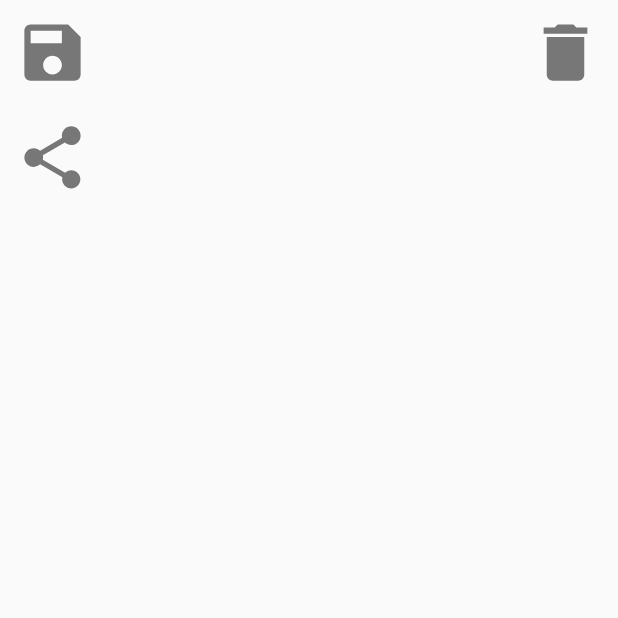
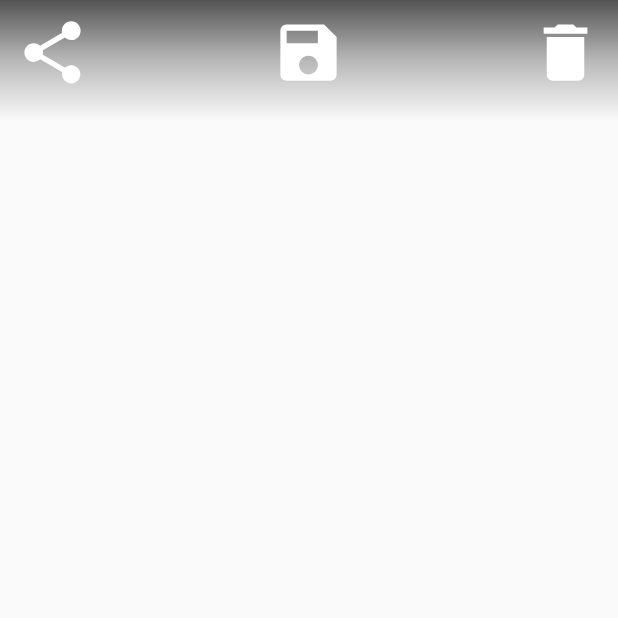
Before and after one commit to Dummm/BARA, an Android app: the ImageViewer screen opened directly, with no data from a screen before it, on a phone screen of 412 x 824 dp, the top half of it. Run offline under Robolectric (Android 15) with nearby library versions, the phone set to English and light mode, and no system bars; 1 statement that could not run was skipped.

Commit message:
Small UI changes

```diff
--- a/app/src/main/java/com/bara/bara/ImageViewer.java
+++ b/app/src/main/java/com/bara/bara/ImageViewer.java
@@ -1,9 +1,11 @@
 package com.bara.bara;
 
+import android.app.ActionBar;
 import android.content.Intent;
 import android.net.Uri;
 import android.os.Build;
 import android.os.Bundle;
+import android.view.View;
 import android.widget.ImageButton;
 import android.widget.ImageView;
 
@@ -16,6 +18,11 @@ public class ImageViewer extends AppCompatActivity {
     @Override
     protected void onCreate(Bundle savedInstanceState) {
         super.onCreate(savedInstanceState);
+
+        View decorView = getWindow().getDecorView();
+        // Hide the status bar.
+        int uiOptions = View.SYSTEM_UI_FLAG_FULLSCREEN;
+        decorView.setSystemUiVisibility(uiOptions);
 
         Intent intent = getIntent();
         String fileName = intent.getStringExtra("filepath");
--- /dev/null
+++ b/app/src/main/res/drawable/circular_shadow.xml
@@ -0,0 +1,13 @@
+<?xml version="1.0" encoding="utf-8"?>
+<shape xmlns:android="http://schemas.android.com/apk/res/android"
+    android:shape="rectangle">
+    <gradient
+        android:type="radial"
+        android:centerX="0.0"
+        android:centerY="0.0"
+        android:gradientRadius="100%p"
+        android:startColor  = "#AA1D1D1D"
+        android:centerColor = "#551D1D1D"
+        android:endColor    = "#001D1D1D"
+        />
+</shape>
--- /dev/null
+++ b/app/src/main/res/drawable/shadow.xml
@@ -0,0 +1,10 @@
+<?xml version="1.0" encoding="utf-8"?>
+<shape xmlns:android="http://schemas.android.com/apk/res/android"
+    android:shape="rectangle">
+    <gradient
+        android:startColor  = "#AA1D1D1D"
+        android:centerColor = "#441D1D1D"
+        android:endColor    = "#001D1D1D"
+        android:angle="270"/>
+
+</shape>
--- a/app/src/main/res/layout/activity_image_viewer.xml
+++ b/app/src/main/res/layout/activity_image_viewer.xml
@@ -3,12 +3,21 @@
     xmlns:tools="http://schemas.android.com/tools"
     android:layout_width="match_parent"
     android:layout_height="match_parent"
+    android:theme="@android:style/Theme.Holo.NoActionBar.Fullscreen"
     tools:context=".ImageViewer">
+
     <ImageView
+        android:id="@+id/imageView"
         android:layout_width="match_parent"
         android:layout_height="match_parent"
-        android:id="@+id/imageView"
-        android:contentDescription="@string/taken_photo_content_description" />
+        android:contentDescription="@string/taken_photo_content_description"
+        android:scaleType="centerCrop" />
+
+    <View
+        android:layout_width="match_parent"
+        android:layout_height="80dp"
+        android:background="@drawable/shadow"
+        android:backgroundTint="#000000" />
 
     <ImageButton
         android:id="@+id/image_discard_button"
@@ -17,25 +26,39 @@
         android:layout_alignEnd="@id/imageView"
         android:layout_alignParentTop="true"
         android:layout_gravity="center_horizontal"
-        android:layout_margin="10dp"
-        android:background="@drawable/ic_delete_24px" />
+        android:layout_marginStart="10dp"
+        android:layout_marginTop="10dp"
+        android:layout_marginEnd="10dp"
+        android:layout_marginBottom="10dp"
+        android:background="@drawable/ic_delete_24px"
+        android:backgroundTint="#FFFFFF" />
 
     <ImageButton
         android:id="@+id/image_save_button"
         android:layout_width="50dp"
         android:layout_height="50dp"
         android:layout_alignParentTop="true"
-        android:layout_gravity="center_horizontal"
-        android:layout_margin="10dp"
-        android:background="@drawable/ic_save_24px" />
+        android:layout_centerHorizontal="true"
+        android:layout_marginStart="10dp"
+        android:layout_marginTop="10dp"
+        android:layout_marginEnd="10dp"
+        android:layout_marginBottom="10dp"
+        android:background="@drawable/ic_save_24px"
+        android:backgroundTint="#FFFFFF" />
 
     <ImageButton
         android:id="@+id/share_button"
         android:layout_width="50dp"
         android:layout_height="50dp"
-        android:layout_below="@id/image_save_button"
+        android:layout_alignParentTop="true"
         android:layout_gravity="center_horizontal"
-        android:layout_margin="10dp"
-        android:background="@drawable/ic_share_24px" />
+        android:layout_marginStart="10dp"
+        android:layout_marginTop="10dp"
+        android:layout_marginEnd="10dp"
+        android:layout_marginBottom="10dp"
+        android:background="@drawable/ic_share_24px"
+        android:backgroundTint="#FFFFFF" />
+
+
 
 </RelativeLayout>
--- a/app/src/main/res/layout/activity_main.xml
+++ b/app/src/main/res/layout/activity_main.xml
@@ -11,13 +11,20 @@
         android:layout_width="match_parent"
         android:layout_height="match_parent" />
 
+    <View
+        android:layout_width="120dp"
+        android:layout_height="120dp"
+        android:background="@drawable/circular_shadow"
+        android:backgroundTint="#000000" />
+
     <ImageButton
         android:id="@+id/imageView"
         android:layout_width="50dp"
         android:layout_height="50dp"
+        android:layout_marginLeft="10dp"
         android:layout_marginTop="10dp"
-        android:layout_marginRight="10dp"
         android:background="@drawable/more_options_button_image"
+        android:backgroundTint="#FFFFFF"
         android:visibility="visible" />
 
     <Button
```
